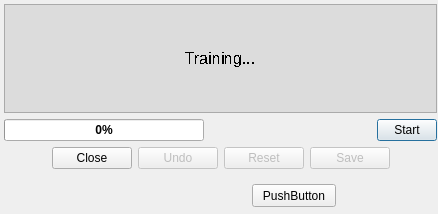
Qt form ui/windows/training.ui (GunioRobot/speechcontrol) before a commit.
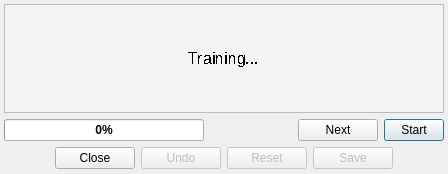
The same form after that commit.

```diff
--- a/ui/windows/training.ui
+++ b/ui/windows/training.ui
@@ -10,8 +10,8 @@
    <rect>
     <x>0</x>
     <y>0</y>
-    <width>438</width>
-    <height>214</height>
+    <width>448</width>
+    <height>174</height>
    </rect>
   </property>
   <property name="windowTitle">
@@ -25,7 +25,7 @@
     <rect>
      <x>4</x>
      <y>4</y>
-     <width>433</width>
+     <width>440</width>
      <height>165</height>
     </rect>
    </property>
@@ -58,7 +58,7 @@
       </property>
      </widget>
     </item>
-    <item row="2" column="0" colspan="5">
+    <item row="2" column="0" colspan="6">
      <layout class="QHBoxLayout" name="horizontalLayout">
       <property name="sizeConstraint">
        <enum>QLayout::SetMinimumSize</enum>
@@ -177,7 +177,7 @@
       </property>
      </spacer>
     </item>
-    <item row="1" column="4">
+    <item row="1" column="5">
      <widget class="QPushButton" name="pushButtonProgress">
       <property name="maximumSize">
        <size>
@@ -199,7 +199,7 @@
       </property>
      </widget>
     </item>
-    <item row="0" column="0" colspan="5">
+    <item row="0" column="0" colspan="6">
      <widget class="QLabel" name="labelText">
       <property name="minimumSize">
        <size>
@@ -217,7 +217,7 @@
       </property>
       <property name="styleSheet">
        <string notr="true">color: rgb(0, 0, 0);
-background-color: rgb(220, 220, 220);
+background-color: rgb(244, 244, 244);
 border-color: rgb(48, 48, 48);
 border-size: 5px;</string>
       </property>
@@ -241,21 +241,15 @@
       </property>
      </widget>
     </item>
+    <item row="1" column="4">
+     <widget class="QPushButton" name="pushButtonNext">
+      <property name="text">
+       <string>Next</string>
+      </property>
+     </widget>
+    </item>
    </layout>
   </widget>
-  <widget class="QPushButton" name="pushButton_2">
-   <property name="geometry">
-    <rect>
-     <x>252</x>
-     <y>184</y>
-     <width>84</width>
-     <height>23</height>
-    </rect>
-   </property>
-   <property name="text">
-    <string>PushButton</string>
-   </property>
-  </widget>
  </widget>
  <resources/>
  <connections/>
```
